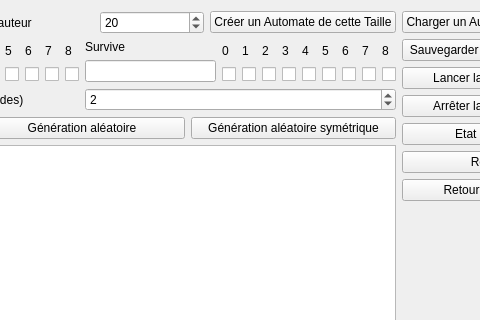
Before: the Qt Designer form automate_2d.ui in artemisart/lo21-gameoflife, drawn with Qt 5; both pictures show x 243 to 723 and y 0 to 320 of the 825 by 513 pixel window.
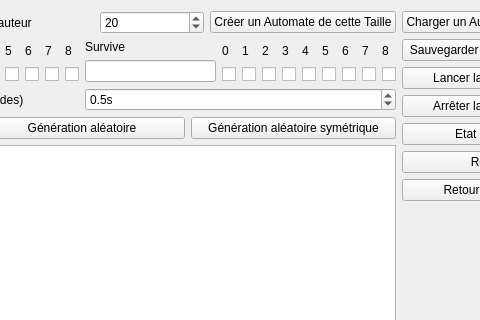
After: the same form once the commit is applied.

Commit message: timer with decimals

Patch:
```diff
--- a/automate_2d.ui
+++ b/automate_2d.ui
@@ -389,9 +389,21 @@
         </widget>
        </item>
        <item>
-        <widget class="QSpinBox" name="timer">
+        <widget class="QDoubleSpinBox" name="timer">
+         <property name="suffix">
+          <string>s</string>
+         </property>
+         <property name="decimals">
+          <number>1</number>
+         </property>
+         <property name="maximum">
+          <double>2.000000000000000</double>
+         </property>
+         <property name="singleStep">
+          <double>0.100000000000000</double>
+         </property>
          <property name="value">
-          <number>2</number>
+          <double>0.500000000000000</double>
          </property>
         </widget>
        </item>
```
